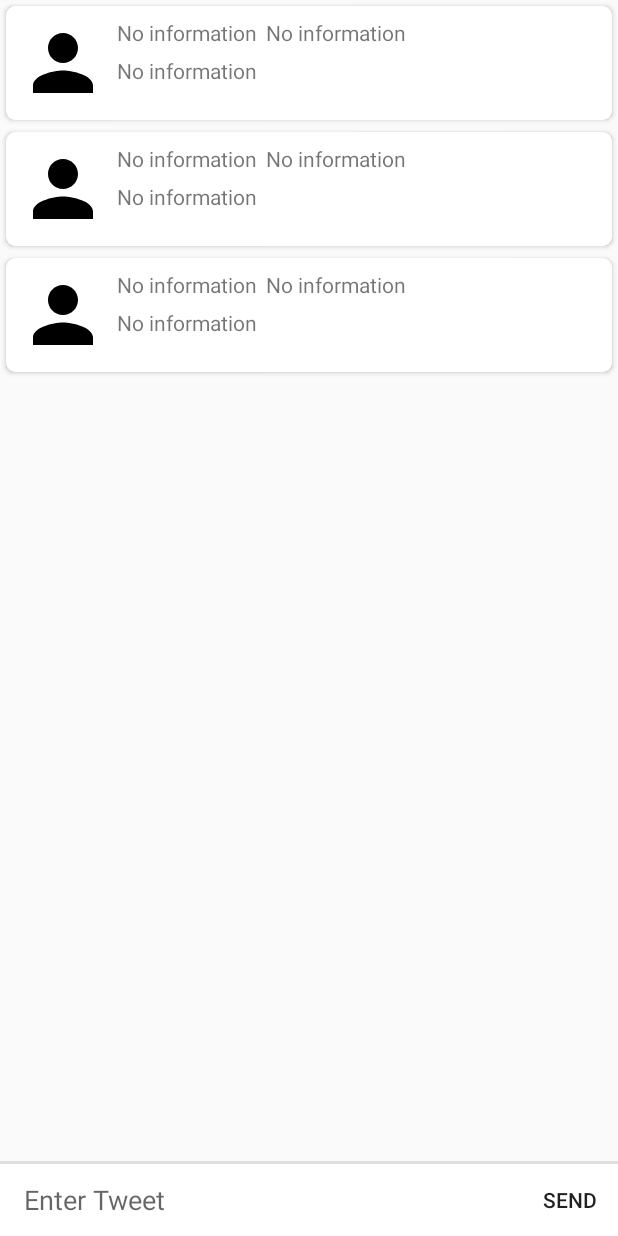
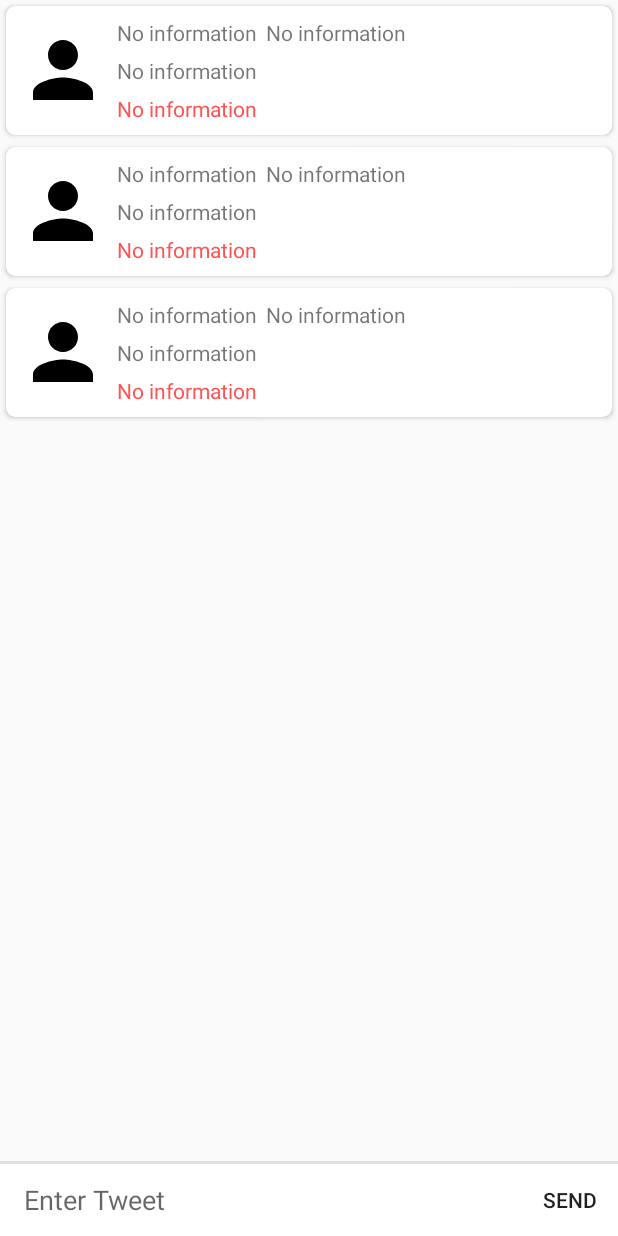
Before and after one commit to K1ng9/testtwitterapp, an Android app: the layout fragment_main.xml on its own in the app's theme, with its tools: preview values and no code run, on a phone screen of 412 x 824 dp. Run offline under Robolectric (Android 15) with nearby library versions, the phone set to English and light mode, and no system bars.

Commit message:
observe to tweet table, add UI flag for offline Tweet

```diff
--- a/app/src/main/java/com/soft/unikey/vkluchak/testtwitterapp/data/DataManager.java
+++ b/app/src/main/java/com/soft/unikey/vkluchak/testtwitterapp/data/DataManager.java
@@ -43,6 +43,9 @@ public class DataManager {
                 dataBaseUsageManager.getTweets())
                 .filter(tweetUiModelList -> tweetUiModelList != null)
                 .first();
+    }
+    public Observable<List<TweetUiModel>> observeToTweetsDbTable(){
+        return dataBaseUsageManager.getTweets();
     }
 
     public Observable<PutResult> sendTweet(String tweetText) {
--- a/app/src/main/res/layout/item_tweet.xml
+++ b/app/src/main/res/layout/item_tweet.xml
@@ -46,5 +46,15 @@
             android:layout_marginStart="6dp"
             android:layout_marginTop="6dp"
             android:text="@string/placeholder" />
+        <TextView
+            android:id="@+id/tvTextSyncFlag"
+            android:layout_width="match_parent"
+            android:layout_height="wrap_content"
+            android:layout_below="@id/tvText"
+            android:layout_toEndOf="@+id/ivUserAvatar"
+            android:textColor="@color/colorAccent"
+            android:layout_marginStart="6dp"
+            android:layout_marginTop="6dp"
+            android:text="@string/placeholder" />
     </RelativeLayout>
 </android.support.v7.widget.CardView>
--- a/app/src/main/res/values/colors.xml
+++ b/app/src/main/res/values/colors.xml
@@ -1,6 +1,6 @@
 <?xml version="1.0" encoding="utf-8"?>
 <resources>
-    <color name="colorPrimary">#3F51B5</color>
-    <color name="colorPrimaryDark">#303F9F</color>
-    <color name="colorAccent">#FF4081</color>
+    <color name="colorPrimary">#2196F3</color>
+    <color name="colorPrimaryDark">#1976D2</color>
+    <color name="colorAccent">#FF5252</color>
 </resources>
--- a/app/src/main/res/values/strings.xml
+++ b/app/src/main/res/values/strings.xml
@@ -10,6 +10,7 @@
     <string name="lost_connection">Network Connections Unavailable</string>
     <string name="btn_send_tweet">SEND</string>
     <string name="et_enter_tweet">Enter Tweet</string>
+    <string name="tv_tweet_not_sync">Need to synchronize</string>
 
 
 </resources>
```
Also changed, not shown: app/src/main/java/com/soft/unikey/vkluchak/testtwitterapp/app/screens/main/tweets/TweetAdapter.java (+8 -0 lines), app/src/main/java/com/soft/unikey/vkluchak/testtwitterapp/app/screens/main/tweets/TweetsFragment.java (+12 -5 lines), app/src/main/java/com/soft/unikey/vkluchak/testtwitterapp/app/screens/main/tweets/TweetsPresenter.java (+24 -0 lines).
